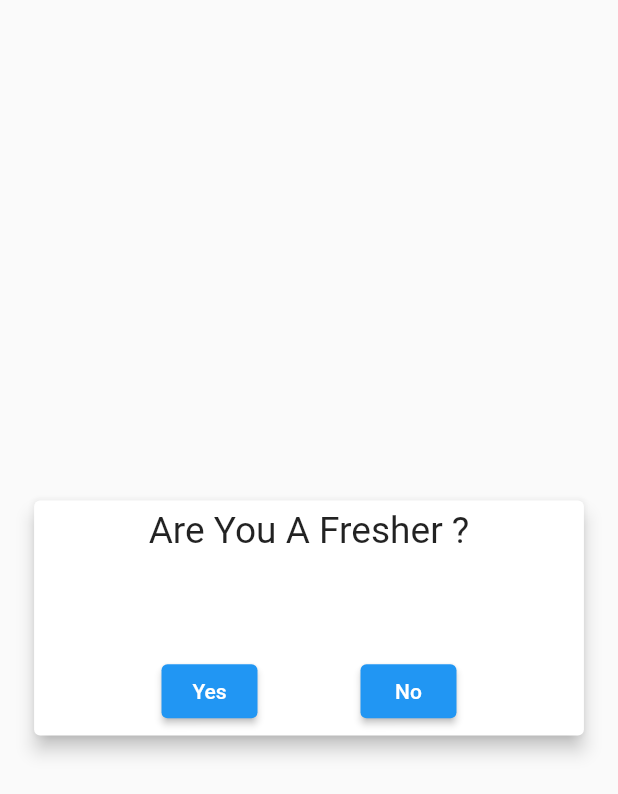
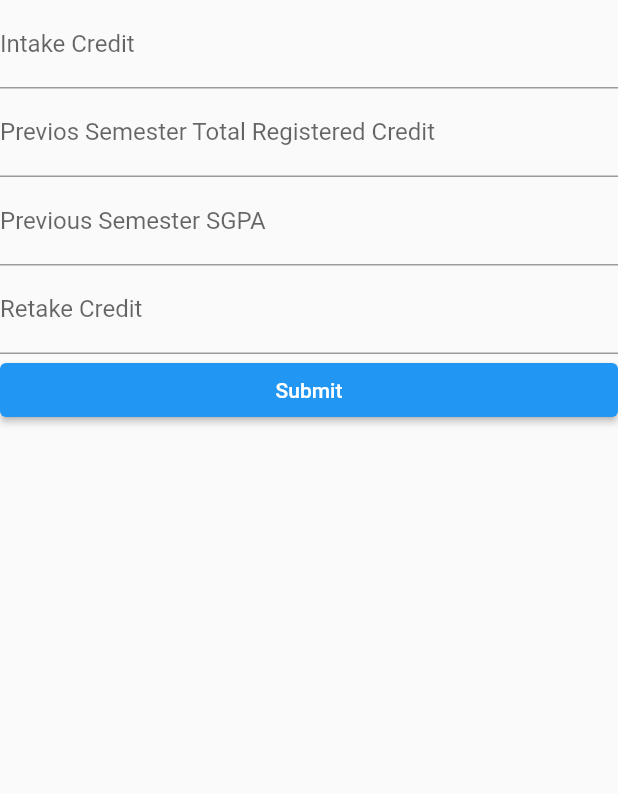
Before and after one commit to momin-mostafa/Smuct-Payment-Calculator, a Flutter app: the screen it shows after launch, after a tap on "No", on a phone screen of 412 x 824 dp. Shown: the top 794 px of the screen. Run offline on Flutter 3.47's test engine with Material 2 defaults, Android fonts, the phone set to English and light mode, and no system bars; our stand-ins replace cloud_firestore, firebase_core, get, shared_preferences; missing offline and left inert: window_size; accounts and stored records are empty; project files that could hold a hidden picture were left out.

Commit message:
Are you a fresher page added. somewhat functional.

```diff
--- a/payment_calc_smuct/lib/models/model.dart
+++ b/payment_calc_smuct/lib/models/model.dart
@@ -97,11 +97,11 @@ class FirebaseStudentModel {
     required this.name,
     required this.departmentName,
     required this.hscResult,
-    this.newIntakeCredit = 0,
-    this.prevTotalRegisteredCredit = 0,
-    this.previousSemesterResult = 0,
+    required this.newIntakeCredit,
+    required this.prevTotalRegisteredCredit,
+    required this.previousSemesterResult,
     required this.registrationFee,
-    this.retakeCredit = 0,
+    required this.retakeCredit,
     required this.semesterfeeTotal,
     required this.sscResult,
   });
@@ -128,3 +128,18 @@ class RegistrationPageModelOne {
   final sscResult = TextEditingController();
   final hscResult = TextEditingController();
 }
+
+class RegistrationPageModelTwo {
+  final previousSemesterResult = TextEditingController();
+  final newIntakeCredit = TextEditingController();
+  final prevTotalRegisteredCredit = TextEditingController();
+  final retakeCredit = TextEditingController();
+}
+
+class FirebaseWrapperModel extends RegistrationPageModelTwo {
+  final id = TextEditingController();
+  final name = TextEditingController();
+  final departmentName = TextEditingController();
+  final sscResult = TextEditingController();
+  final hscResult = TextEditingController();
+}
--- a/payment_calc_smuct/lib/screens/registration_page.dart
+++ b/payment_calc_smuct/lib/screens/registration_page.dart
@@ -1,7 +1,9 @@
 import 'package:flutter/material.dart';
+import 'package:get/get.dart';
 import 'package:payment_calc_smuct/firebase_functions/init_firebase_user.dart';
 // import 'package:payment_calc_smuct/firebase_functions/create_user.dart';
 import 'package:payment_calc_smuct/models/model.dart';
+import 'package:payment_calc_smuct/screens/Home/home_screen.dart';
 // import 'package:payment_calc_smuct/screens/Home/home_screen.dart';
 import 'package:payment_calc_smuct/screens/login_page.dart';
 import 'package:payment_calc_smuct/widgets/Registration_widgets/user_input_format.dart';
@@ -16,6 +18,7 @@ class RegistrationPage extends StatefulWidget {
 
 class _RegistrationPageState extends State<RegistrationPage> {
   final RegistrationPageModelOne data = RegistrationPageModelOne();
+  var regPageTwoData = Get.arguments;
   @override
   Widget build(BuildContext context) {
     return Scaffold(
@@ -27,7 +30,7 @@ class _RegistrationPageState extends State<RegistrationPage> {
         Column(children: inputForm(data)),
         ElevatedButton(
           onPressed: () {
-            firebaseInitSendUserData(data, const LoginPage());
+            firebaseInitSendUserData(data, regPageTwoData, HomePage());
           },
           child: const Text("submit"),
         ),
--- /dev/null
+++ b/payment_calc_smuct/lib/screens/result_input_page.dart
@@ -0,0 +1,32 @@
+import 'package:flutter/material.dart';
+import 'package:payment_calc_smuct/models/model.dart';
+import 'package:payment_calc_smuct/screens/registration_page.dart';
+import 'package:payment_calc_smuct/widgets/Registration_widgets/user_input_format.dart';
+import 'package:get/get.dart';
+
+class ResultsInputPage extends StatefulWidget {
+  const ResultsInputPage({Key? key}) : super(key: key);
+
+  @override
+  _ResultsInputPageState createState() => _ResultsInputPageState();
+}
+
+class _ResultsInputPageState extends State<ResultsInputPage> {
+  RegistrationPageModelTwo data = RegistrationPageModelTwo();
+  @override
+  Widget build(BuildContext context) {
+    return Scaffold(
+      body: ListView(
+        children: [
+          inputFormResult(data),
+          ElevatedButton(
+            onPressed: () {
+              Get.to(const RegistrationPage(), arguments: data);
+            },
+            child: const Text("Submit"),
+          ),
+        ],
+      ),
+    );
+  }
+}
--- a/payment_calc_smuct/lib/widgets/Registration_widgets/user_input_format.dart
+++ b/payment_calc_smuct/lib/widgets/Registration_widgets/user_input_format.dart
@@ -31,6 +31,31 @@ List<Widget> inputForm(data) {
   ];
 }
 
+Widget inputFormResult(data) {
+  return Column(children: [
+    customTextFieldResult(
+      data: data,
+      controllerField: data.newIntakeCredit,
+      lable: "Intake Credit",
+    ),
+    customTextFieldResult(
+      data: data,
+      controllerField: data.prevTotalRegisteredCredit,
+      lable: "Previos Semester Total Registered Credit",
+    ),
+    customTextFieldResult(
+      data: data,
+      controllerField: data.previousSemesterResult,
+      lable: "Previous Semester SGPA",
+    ),
+    customTextFieldResult(
+      data: data,
+      controllerField: data.retakeCredit,
+      lable: "Retake Credit",
+    )
+  ]);
+}
+
 Widget customTextField({
   required RegistrationPageModelOne data,
   required TextEditingController controllerField,
@@ -41,3 +66,14 @@ Widget customTextField({
     controller: controllerField,
   );
 }
+
+Widget customTextFieldResult({
+  required RegistrationPageModelTwo data,
+  required TextEditingController controllerField,
+  required String lable,
+}) {
+  return TextField(
+    decoration: InputDecoration(label: Text(lable)),
+    controller: controllerField,
+  );
+}
```
Also changed, not shown: payment_calc_smuct/lib/firebase_functions/init_firebase_user.dart (+10 -1 lines), payment_calc_smuct/lib/screens/confirmation_page.dart (+19 -3 lines).
